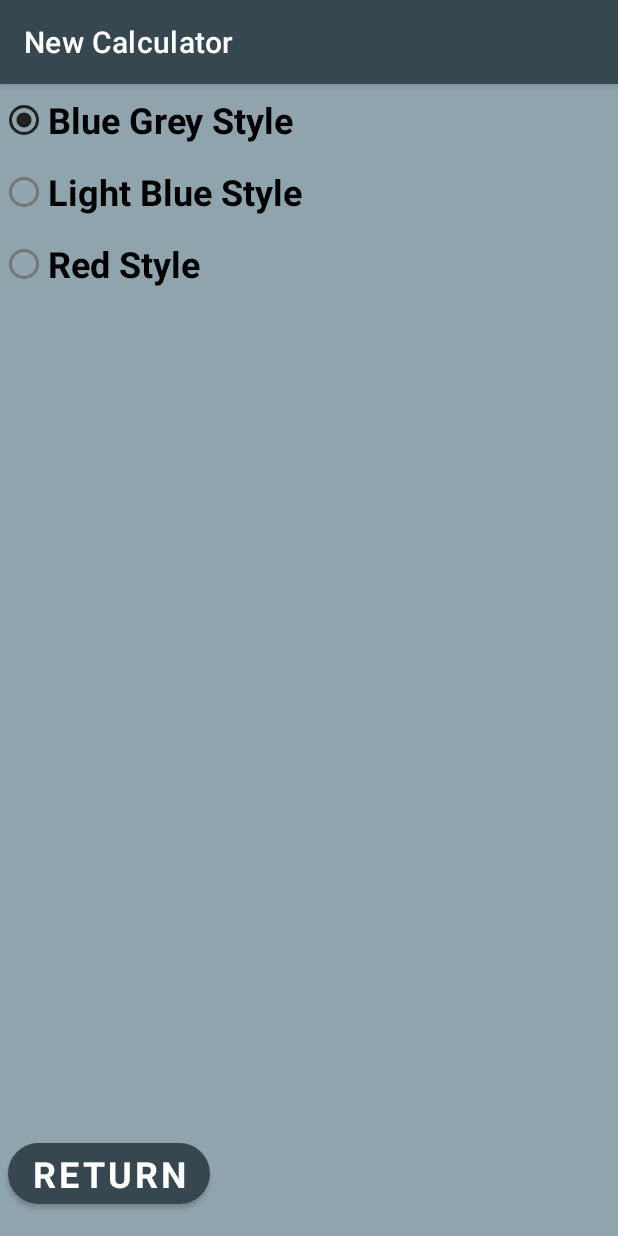
After one commit to SabinaSolveig/NewCalculator, an Android app: the ChoosingThemeActivity screen opened directly, with no data from a screen before it, on a phone screen of 412 x 824 dp. The commit adds this screen. Run offline under Robolectric (Android 15) with nearby library versions, the phone set to English and light mode, and no system bars.

Commit message:
added intent

```diff
--- a/app/src/main/AndroidManifest.xml
+++ b/app/src/main/AndroidManifest.xml
@@ -8,7 +8,8 @@
         android:label="@string/app_name"
         android:roundIcon="@mipmap/ic_launcher_round"
         android:supportsRtl="true"
-        android:theme="@style/LightBlueStyle">
+        android:theme="@style/Theme.NewCalculator">
+        <activity android:name=".ChoosingThemeActivity"></activity>
         <activity android:name=".MainActivity">
             <intent-filter>
                 <action android:name="android.intent.action.MAIN" />
--- /dev/null
+++ b/app/src/main/java/com/example/newcalculator/ChoosingThemeActivity.java
@@ -0,0 +1,87 @@
+package com.example.newcalculator;
+
+import androidx.appcompat.app.AppCompatActivity;
+
+import android.content.Intent;
+import android.content.SharedPreferences;
+import android.os.Bundle;
+import android.view.View;
+import android.widget.Button;
+import android.widget.RadioGroup;
+
+import com.google.android.material.radiobutton.MaterialRadioButton;
+
+public class ChoosingThemeActivity extends AppCompatActivity {
+
+    private static final String NAME_SHARED_PREFERENCE = "MAIN";
+    private static final String APP_THEME = "APP_THEME";
+
+    protected static final int BLUEGREYSTYLE = 0;
+    protected static final int LIGHTBLUESTYLE = 1;
+    protected static final int REDSTYLE = 2;
+
+    @Override
+    protected void onCreate(Bundle savedInstanceState) {
+        setTheme(getAppTheme(R.style.BlueGreyStyle));
+        super.onCreate(savedInstanceState);
+        setContentView(R.layout.activity_choosing_theme);
+
+        initThemeChooser();
+
+        Button buttonReturn = findViewById(R.id.buttonReturn);
+        buttonReturn.setOnClickListener(new View.OnClickListener() {
+            @Override
+            public void onClick(View v) {
+                Intent result = new Intent();
+                result.putExtra(APP_THEME, getCodeStyle(R.style.RedStyle));
+                setResult(RESULT_OK, result);
+                finish();
+            }
+        });
+    }
+
+    protected int getAppTheme(int codeStyle) {
+        return codeStyleToStyleId(getCodeStyle(codeStyle));
+    }
+
+    protected int getCodeStyle(int codeStyle) {
+        SharedPreferences sharedPref = getSharedPreferences(NAME_SHARED_PREFERENCE, MODE_PRIVATE);
+        return sharedPref.getInt(APP_THEME, codeStyle);
+    }
+
+    protected void setAppTheme(int codeStyle) {
+        SharedPreferences sharedPref = getSharedPreferences(NAME_SHARED_PREFERENCE, MODE_PRIVATE);
+        SharedPreferences.Editor editor = sharedPref.edit();
+        editor.putInt(APP_THEME, codeStyle);
+        editor.apply();
+    }
+
+    protected static int codeStyleToStyleId(int codeStyle) {
+        switch (codeStyle) {
+            case LIGHTBLUESTYLE:
+                return R.style.LightBlueStyle;
+            case REDSTYLE:
+                return R.style.RedStyle;
+            default:
+                return R.style.BlueGreyStyle;
+        }
+    }
+
+    private void initThemeChooser() {
+        initRadioButton(findViewById(R.id.radioButtonBlueGreyStyle),
+                BLUEGREYSTYLE);
+        initRadioButton(findViewById(R.id.radioButtonLightBlueStyle),
+                LIGHTBLUESTYLE);
+        initRadioButton(findViewById(R.id.radioButtonRedStyle),
+                REDSTYLE);
+        RadioGroup rg = findViewById(R.id.radioButtons);
+        ((MaterialRadioButton) rg.getChildAt(getCodeStyle(BLUEGREYSTYLE))).setChecked(true);
+    }
+
+    private void initRadioButton(View button, final int codeStyle) {
+        button.setOnClickListener(v -> {
+            setAppTheme(codeStyle);
+            recreate();
+        });
+    }
+}
--- /dev/null
+++ b/app/src/main/res/layout/activity_choosing_theme.xml
@@ -0,0 +1,55 @@
+<?xml version="1.0" encoding="utf-8"?>
+<androidx.constraintlayout.widget.ConstraintLayout xmlns:android="http://schemas.android.com/apk/res/android"
+    xmlns:app="http://schemas.android.com/apk/res-auto"
+    xmlns:tools="http://schemas.android.com/tools"
+    android:layout_width="match_parent"
+    android:layout_height="match_parent"
+    tools:context=".ChoosingThemeActivity">
+
+    <RadioGroup
+        android:id="@+id/radioButtons"
+        android:layout_width="match_parent"
+        android:layout_height="wrap_content"
+        app:layout_constraintEnd_toEndOf="parent"
+        app:layout_constraintStart_toStartOf="parent"
+        tools:ignore="MissingConstraints">
+
+        <com.google.android.material.radiobutton.MaterialRadioButton
+            android:id="@+id/radioButtonBlueGreyStyle"
+            android:layout_width="match_parent"
+            android:layout_height="wrap_content"
+            android:text="@string/blue_grey_style" />
+
+        <com.google.android.material.radiobutton.MaterialRadioButton
+            android:id="@+id/radioButtonLightBlueStyle"
+            android:layout_width="match_parent"
+            android:layout_height="wrap_content"
+            android:text="@string/light_blue_style" />
+
+        <com.google.android.material.radiobutton.MaterialRadioButton
+            android:id="@+id/radioButtonRedStyle"
+            android:layout_width="match_parent"
+            android:layout_height="wrap_content"
+            android:text="@string/red_style" />
+    </RadioGroup>
+
+    <com.google.android.material.button.MaterialButton
+        android:id="@+id/buttonReturn"
+        android:layout_width="0dp"
+        android:layout_height="wrap_content"
+        android:layout_marginLeft="@dimen/margin_left"
+        android:layout_marginBottom="@dimen/margin_bottom"
+        android:text="@string/_Return"
+        app:cornerRadius="@dimen/buttonRadius"
+        app:layout_constraintLeft_toLeftOf="parent"
+        app:layout_constraintBottom_toBottomOf="parent"
+        tools:ignore="MissingConstraints" />
+
+
+
+
+
+
+
+
+</androidx.constraintlayout.widget.ConstraintLayout>
--- a/app/src/main/res/values/colors.xml
+++ b/app/src/main/res/values/colors.xml
@@ -35,8 +35,17 @@
     <color name="blue_grey_800">#37474F</color>
     <color name="blue_grey_100">#CFD8DC</color>
     <color name="blue_grey_300">#90A4AE</color>
+    <color name="blue_grey_A700">#212121</color>
     <color name="light_blue_500">#03A9F4</color>
     <color name="light_blue_900">#01579B</color>
     <color name="light_blue_100">#B3E5FC</color>
     <color name="light_blue_200">#81D4FA</color>
+    <color name="light_blue_A700">#0091EA</color>
+    <color name="red_500">#f44336</color>
+    <color name="red_900">#b71c1c</color>
+    <color name="red_100">#ffcdd2</color>
+    <color name="red_200">#ef9a9a</color>
+    <color name="red_A700">#d50000</color>
+
+
 </resources>
--- a/app/src/main/res/values/dimens.xml
+++ b/app/src/main/res/values/dimens.xml
@@ -2,5 +2,10 @@
 <resources>
     <dimen name="textSize">28sp</dimen>
     <dimen name="calcButtonSize">24sp</dimen>
+    <dimen name="textButtonSize">18sp</dimen>
     <dimen name="buttonRadius">30pt</dimen>
+    <dimen name="margin_right">5dp</dimen>
+    <dimen name="margin_bottom">15dp</dimen>
+    <dimen name="margin_top">20dp</dimen>
+    <dimen name="margin_left">5dp</dimen>
 </resources>
--- a/app/src/main/res/values/strings.xml
+++ b/app/src/main/res/values/strings.xml
@@ -20,9 +20,9 @@
     <string name="_ToggleSign">+/-</string>
     <string name="_Percent">%</string>
     <string name="_BackSpace">BS</string>
-    <string name="_Return">Перейти к приложению</string>
-    <string name="_buttonChooseTheme">Выбрать тему приложения</string>
+    <string name="_Return">Return</string>
+    <string name="_buttonChooseTheme">Themes</string>
     <string name="red_style">Red Style</string>
-    <string name="marine_style">Marine Style</string>
-    <string name="midnight_style">Midnight Style</string>
+    <string name="blue_grey_style">Blue Grey Style</string>
+    <string name="light_blue_style">Light Blue Style</string>
 </resources>
--- a/app/src/main/res/values/themes.xml
+++ b/app/src/main/res/values/themes.xml
@@ -19,18 +19,31 @@
         <item name="colorPrimary">@color/blue_grey_800</item>
         <item name="android:windowBackground">@color/blue_grey_300</item>
         <item name="colorPrimaryDark">@color/blue_grey_500</item>
+        <item name="colorSecondary">@color/blue_grey_A700</item>
         <item name="android:textColor">@color/blue_grey_100</item>
-        <item name="android:fontFamily">cursive</item>
+        <item name="android:fontFamily">sans-serif</item>
         <item name="android:textStyle">bold</item>
     </style>
 
     <style name="LightBlueStyle" parent="Theme.MaterialComponents.Light.DarkActionBar">
         <item name="android:textSize">@dimen/calcButtonSize</item>
         <item name="colorPrimary">@color/light_blue_500</item>
-        <item name="android:windowBackground">@color/light_blue_100</item>
+        <item name="android:windowBackground">#B3FAFC</item>
         <item name="colorPrimaryDark">@color/light_blue_200</item>
+        <item name="colorSecondary">@color/light_blue_A700</item>
         <item name="android:textColor">@color/light_blue_900</item>
         <item name="android:fontFamily">cursive</item>
-        <item name="android:textStyle">italic</item>
+        <item name="android:textStyle">bold</item>
+    </style>
+
+    <style name="RedStyle" parent="Theme.MaterialComponents.DayNight.DarkActionBar">
+        <item name="android:textSize">@dimen/calcButtonSize</item>
+        <item name="colorPrimary">@color/red_500</item>
+        <item name="android:windowBackground">@color/red_100</item>
+        <item name="colorPrimaryDark">@color/red_200</item>
+        <item name="colorSecondary">@color/red_A700</item>
+        <item name="android:textColor">@color/red_900</item>
+        <item name="android:fontFamily">sans-serif-condensed-medium</item>
+        <item name="android:textStyle">normal</item>
     </style>
 </resources>
```
Also changed, not shown: app/src/main/java/com/example/newcalculator/CalculatorActions.java (+0 -35 lines), app/src/main/java/com/example/newcalculator/MainActivity.java (+35 -8 lines), app/src/main/res/layout/activity_main.xml (+15 -0 lines).
